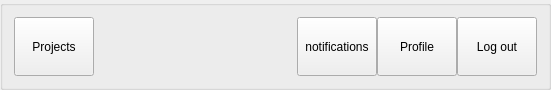
Old version of the form task-tracker-frontend/NavBar.ui in the repository Unkorunk/task-tracker.
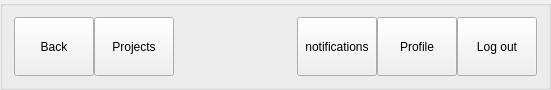
New version of the form.

Commit message: Add back button #Tl-41

```diff
--- a/task-tracker-frontend/NavBar.ui
+++ b/task-tracker-frontend/NavBar.ui
@@ -43,6 +43,19 @@
      <property name="sizeConstraint">
       <enum>QLayout::SetMaximumSize</enum>
      </property>
+     <item>
+      <widget class="QPushButton" name="backButton">
+       <property name="sizePolicy">
+        <sizepolicy hsizetype="Preferred" vsizetype="Expanding">
+         <horstretch>0</horstretch>
+         <verstretch>0</verstretch>
+        </sizepolicy>
+       </property>
+       <property name="text">
+        <string>Back</string>
+       </property>
+      </widget>
+     </item>
      <item>
       <widget class="QPushButton" name="projectsBtn">
        <property name="sizePolicy">
```
The commit also changes 5 other files.
